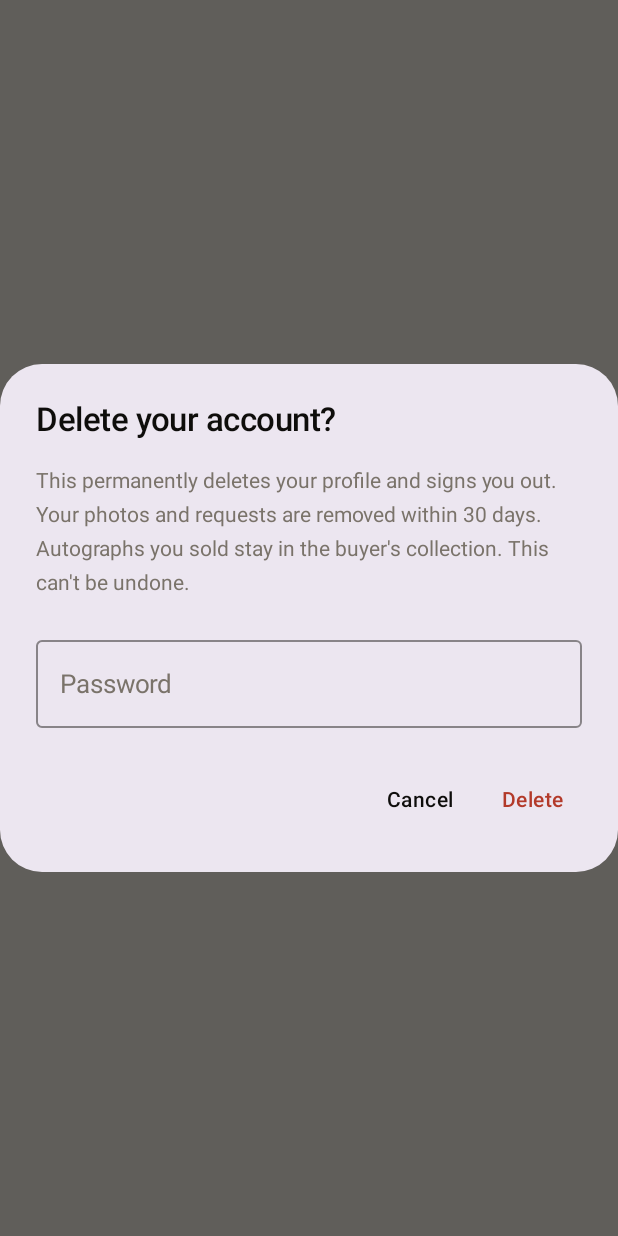
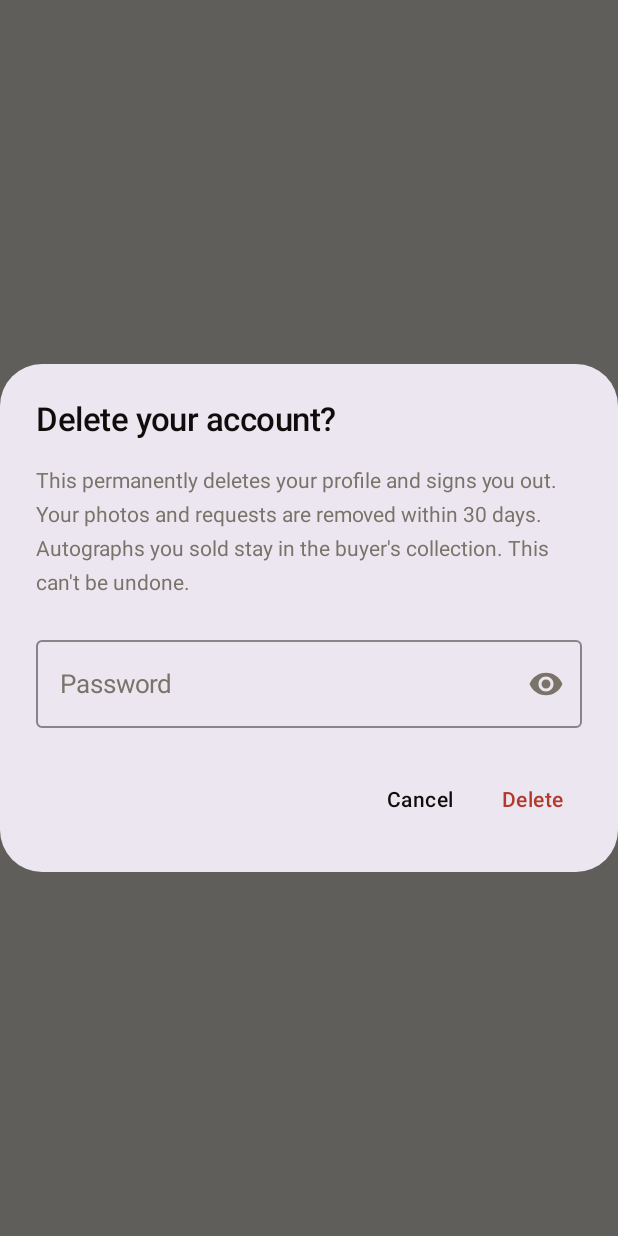
Before and after one commit to HighviewOne/Autografr, an Android app built with Jetpack Compose: the composable DeleteAccountDialog called with empty values, on a phone screen of 412 x 824 dp. Run offline under Robolectric (Android 15) with nearby library versions, the phone set to English and light mode, and no system bars; pictures from the network do not load; 2 statements that could not run were skipped.

Commit message:
Add Firestore composite indexes; show-password toggle in delete dialog
The app's ordered queries (marketplace, trending, celebrity photos, requests,
purchases) had no composite indexes in the project, so they failed with
FAILED_PRECONDITION. firestore.indexes.json now lists all six.

Co-Authored-By: Claude Opus 5.5 <noreply@anthropic.com>

```diff
--- a/app/src/main/java/com/autografr/app/ui/screen/profile/FanProfileScreen.kt
+++ b/app/src/main/java/com/autografr/app/ui/screen/profile/FanProfileScreen.kt
@@ -19,6 +19,8 @@ import androidx.compose.material.icons.Icons
 import androidx.compose.material.icons.automirrored.filled.ArrowBack
 import androidx.compose.material.icons.filled.Edit
 import androidx.compose.material.icons.filled.MoreVert
+import androidx.compose.material.icons.filled.Visibility
+import androidx.compose.material.icons.filled.VisibilityOff
 import androidx.compose.foundation.text.KeyboardOptions
 import androidx.compose.material3.AlertDialog
 import androidx.compose.material3.CircularProgressIndicator
@@ -32,6 +34,7 @@ import androidx.compose.runtime.saveable.rememberSaveable
 import androidx.compose.runtime.setValue
 import androidx.compose.ui.text.input.KeyboardType
 import androidx.compose.ui.text.input.PasswordVisualTransformation
+import androidx.compose.ui.text.input.VisualTransformation
 import androidx.compose.foundation.layout.size
 import androidx.compose.material3.Card
 import androidx.compose.material3.ExperimentalMaterial3Api
@@ -206,6 +209,7 @@ private fun DeleteAccountDialog(
 ) {
     // Deliberately not saveable: a password shouldn't outlive the dialog.
     var password by remember { mutableStateOf("") }
+    var showPassword by remember { mutableStateOf(false) }
 
     AlertDialog(
         onDismissRequest = { if (!isDeleting) onDismiss() },
@@ -224,7 +228,19 @@ private fun DeleteAccountDialog(
                     label = { Text("Password") },
                     singleLine = true,
                     enabled = !isDeleting,
-                    visualTransformation = PasswordVisualTransformation(),
+                    visualTransformation = if (showPassword) {
+                        VisualTransformation.None
+                    } else {
+                        PasswordVisualTransformation()
+                    },
+                    trailingIcon = {
+                        IconButton(onClick = { showPassword = !showPassword }) {
+                            Icon(
+                                imageVector = if (showPassword) Icons.Filled.VisibilityOff else Icons.Filled.Visibility,
+                                contentDescription = if (showPassword) "Hide password" else "Show password"
+                            )
+                        }
+                    },
                     keyboardOptions = KeyboardOptions(keyboardType = KeyboardType.Password),
                     isError = error != null,
                     supportingText = error?.let { { Text(it) } },
```
Also changed, not shown: 2 other files.
